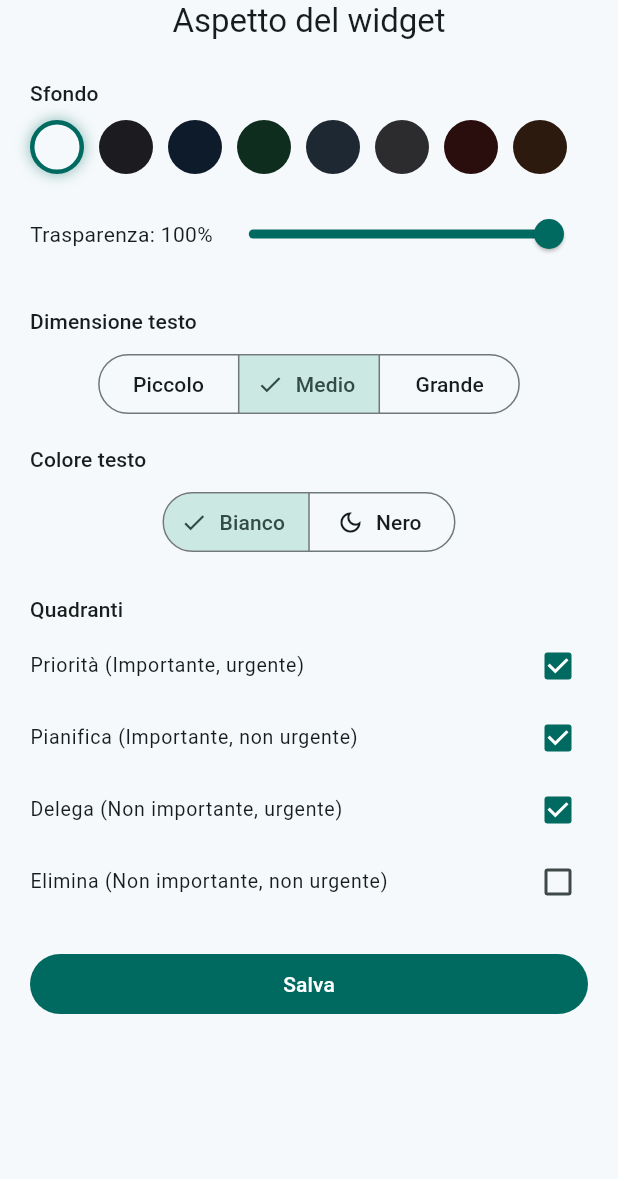
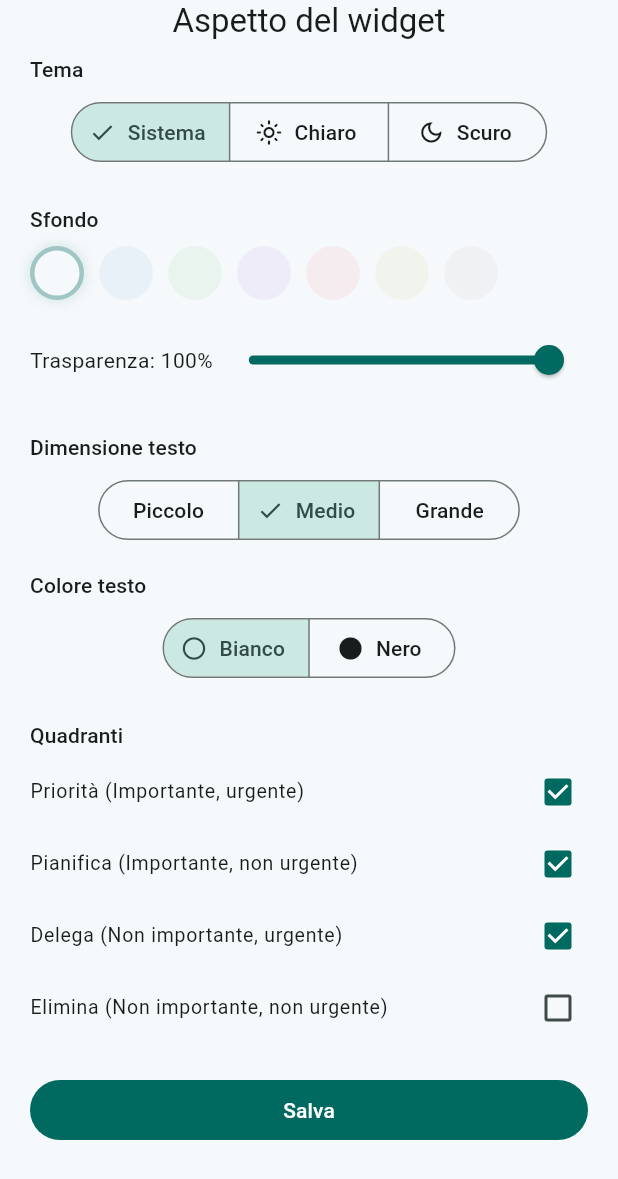
Before and after one commit to thomasborgogno/iketasks, a Flutter app: the _WidgetAppearanceSheet widget shown alone on an empty page, opened directly with empty values, on a phone screen of 412 x 824 dp. Shown: the top 1179 px of the screen. Run offline on Flutter 3.47's test engine with Material 3 defaults, Android fonts, the phone set to English and light mode, and no system bars; our stand-ins replace cloud_firestore, connectivity_plus, equatable, firebase_auth, firebase_core, flutter_bloc and 3 more; missing offline and left inert: googleapis, home_widget; accounts and stored records are empty.

Commit message:
Add theme mode support to widget appearance customization
Users can now choose between system, light, and dark themes for the home screen widget. This update includes theme-specific background presets, automatic text color adjustments based on the selected mode, and a simplified update mechanism that removes the redundant custom MethodChannel.

```diff
--- a/lib/features/widget/widget_appearance_service.dart
+++ b/lib/features/widget/widget_appearance_service.dart
@@ -1,4 +1,3 @@
-import 'package:flutter/services.dart';
 import 'package:home_widget/home_widget.dart';
 
 import 'widget_appearance_settings.dart';
@@ -6,7 +5,6 @@ import 'widget_appearance_settings.dart';
 class WidgetAppearanceService {
   static const _androidProvider = 'EisenhowerGlanceReceiver';
   static const _prefKey = 'widget_appearance';
-  static const _widgetChannel = MethodChannel('com.eisenhower.matrix/widget');
 
   WidgetAppearanceSettings _current = WidgetAppearanceSettings.defaults();
 
@@ -23,8 +21,5 @@ class WidgetAppearanceService {
     _current = settings;
     await HomeWidget.saveWidgetData<String>(_prefKey, settings.toJsonString());
     await HomeWidget.updateWidget(androidName: _androidProvider);
-    // Call updateAll directly via Kotlin — more reliable than the broadcast
-    // used by HomeWidget.updateWidget (which Android can throttle/coalesce).
-    await _widgetChannel.invokeMethod<void>('forceWidgetUpdate');
   }
 }
--- a/lib/features/widget/widget_appearance_settings.dart
+++ b/lib/features/widget/widget_appearance_settings.dart
@@ -4,6 +4,8 @@ import 'dart:ui';
 enum WidgetTextSize { small, medium, large }
 
 enum WidgetTextColor { white, black }
+
+enum WidgetThemeMode { system, light, dark }
 
 class WidgetAppearanceSettings {
   const WidgetAppearanceSettings({
@@ -12,6 +14,7 @@ class WidgetAppearanceSettings {
     required this.textSize,
     required this.visibleQuadrants,
     this.textColor = WidgetTextColor.white,
+    this.themeMode = WidgetThemeMode.system,
   });
 
   /// The RGB portion of the background color (alpha is controlled by [bgAlpha]).
@@ -28,12 +31,16 @@ class WidgetAppearanceSettings {
   /// Whether task text should be black (for light backgrounds) or white (for dark).
   final WidgetTextColor textColor;
 
+  /// Which theme to base colour presets and text-colour defaults on.
+  final WidgetThemeMode themeMode;
+
   factory WidgetAppearanceSettings.defaults() => const WidgetAppearanceSettings(
     bgColorValue: 0x1C1B1F,
     bgAlpha: 255,
     textSize: WidgetTextSize.medium,
     visibleQuadrants: {'q1', 'q2', 'q3'},
     textColor: WidgetTextColor.white,
+    themeMode: WidgetThemeMode.system,
   );
 
   /// The final ARGB color combining [bgColorValue] and [bgAlpha].
@@ -47,12 +54,14 @@ class WidgetAppearanceSettings {
     WidgetTextSize? textSize,
     Set<String>? visibleQuadrants,
     WidgetTextColor? textColor,
+    WidgetThemeMode? themeMode,
   }) => WidgetAppearanceSettings(
     bgColorValue: bgColorValue ?? this.bgColorValue,
     bgAlpha: bgAlpha ?? this.bgAlpha,
     textSize: textSize ?? this.textSize,
     visibleQuadrants: visibleQuadrants ?? this.visibleQuadrants,
     textColor: textColor ?? this.textColor,
+    themeMode: themeMode ?? this.themeMode,
   );
 
   Map<String, dynamic> toJson() => {
@@ -61,6 +70,7 @@ class WidgetAppearanceSettings {
     'text_size': textSize.name,
     'visible_quadrants': visibleQuadrants.toList(),
     'text_color': textColor.name,
+    'theme_mode': themeMode.name,
   };
 
   factory WidgetAppearanceSettings.fromJson(Map<String, dynamic> json) {
@@ -98,12 +108,19 @@ class WidgetAppearanceSettings {
         ? WidgetTextColor.black
         : WidgetTextColor.white;
 
+    final themeMode = switch (json['theme_mode'] as String?) {
+      'light' => WidgetThemeMode.light,
+      'dark' => WidgetThemeMode.dark,
+      _ => WidgetThemeMode.system,
+    };
+
     return WidgetAppearanceSettings(
       bgColorValue: bgColorValue,
       bgAlpha: bgAlpha,
       textSize: textSize,
       visibleQuadrants: visibleQuadrants,
       textColor: textColor,
+      themeMode: themeMode,
     );
   }
 
--- a/lib/features/widget/widget_appearance_sheet.dart
+++ b/lib/features/widget/widget_appearance_sheet.dart
@@ -17,15 +17,22 @@ class _WidgetAppearanceSheetState extends State<_WidgetAppearanceSheet> {
   late WidgetAppearanceSettings _settings;
   bool _themeDefaultApplied = false;
 
-  // Hand-curated dark/light presets (scaffold bg of current theme is prepended dynamically).
-  static const _bgPresets = <int>[
-    0x1C1B1F,
-    0x0D1B2A,
-    0x0F2D1F,
-    0x1E2832,
-    0x2C2C2E,
-    0x2A0D0D,
-    0x2D1A0E,
+  static const _bgPresetsDark = <int>[
+    0xFF1A2A3A, // Blu Navy
+    0xFF1B3329, // Verde Bosco
+    0xFF2E1A47, // Viola Navy
+    0xFF4A1F2D, // Borgogna
+    0xFF2D3018, // Verde Oliva
+    0xFF3C3C3C, // Grigio Antracite
+  ];
+
+  static const _bgPresetsLight = <int>[
+    0xFFD1E3F5, // Blu Cielo
+    0xFFD5EDDB, // Verde Menta
+    0xFFE1D5F5, // Lavanda
+    0xFFF5D5DC, // Rosa Antico
+    0xFFE9EDD5, // Lime Pallido
+    0xFFE5E5E5, // Grigio Perla
   ];
 
   static const _quadrantOrder = ['q1', 'q2', 'q3', 'q4'];
@@ -42,26 +49,61 @@ class _WidgetAppearanceSheetState extends State<_WidgetAppearanceSheet> {
     if (!_themeDefaultApplied) {
       _themeDefaultApplied = true;
       if (_settings.bgColorValue ==
-          WidgetAppearanceSettings.defaults().bgColorValue) {
-        final scaffoldColor = Theme.of(
-          context,
-        ).scaffoldBackgroundColor.toARGB32();
-        _settings = _settings.copyWith(bgColorValue: scaffoldColor);
+              WidgetAppearanceSettings.defaults().bgColorValue &&
+          _settings.themeMode == WidgetThemeMode.system) {
+        _settings = _settings.copyWith(
+          bgColorValue: _scaffoldBgForMode(WidgetThemeMode.system),
+        );
       }
     }
+  }
+
+  // ── Helpers ──────────────────────────────────────────────────────────────
+
+  /// Returns the scaffold bg ARGB int for [mode] (using live theme for system).
+  int _scaffoldBgForMode(WidgetThemeMode mode) {
+    switch (mode) {
+      case WidgetThemeMode.dark:
+        return 0xFF1C1B1F;
+      case WidgetThemeMode.light:
+        return 0xFFF6F9FB;
+      case WidgetThemeMode.system:
+        return Theme.of(context).scaffoldBackgroundColor.toARGB32();
+    }
+  }
+
+  bool _isDarkMode(WidgetThemeMode mode) {
+    if (mode == WidgetThemeMode.dark) return true;
+    if (mode == WidgetThemeMode.light) return false;
+    return MediaQuery.platformBrightnessOf(context) == Brightness.dark;
+  }
+
+  List<int> _presetsForMode(WidgetThemeMode mode) =>
+      _isDarkMode(mode) ? _bgPresetsDark : _bgPresetsLight;
+
+  WidgetTextColor _defaultTextColorForMode(WidgetThemeMode mode) =>
+      _isDarkMode(mode) ? WidgetTextColor.white : WidgetTextColor.black;
+
+  void _onThemeModeChanged(WidgetThemeMode newMode) {
+    final newBgColor = newMode == WidgetThemeMode.system
+        ? _scaffoldBgForMode(newMode)
+        : _settings.bgColorValue;
+    setState(() {
+      _settings = _settings.copyWith(
+        themeMode: newMode,
+        bgColorValue: newBgColor,
+        textColor: _defaultTextColorForMode(newMode),
+      );
+    });
   }
 
   Future<void> _save() async {
     await widget.service.save(_settings);
     if (!mounted) return;
     Navigator.of(context).pop();
-    ScaffoldMessenger.of(context).showSnackBar(
-      const SnackBar(
-        content: Text(
-          'Modifiche salvate, potrebbe essere necessario ricreare il widget per applicarle.',
-        ),
-      ),
-    );
+    ScaffoldMessenger.of(
+      context,
+    ).showSnackBar(const SnackBar(content: Text('Widget aggiornato.')));
   }
 
   @override
@@ -82,21 +124,55 @@ class _WidgetAppearanceSheetState extends State<_WidgetAppearanceSheet> {
                   style: Theme.of(context).textTheme.titleLarge,
                 ),
               ),
+              const SizedBox(height: 8),
+
+              // ── Tema ────────────────────────────────────────────────────
+              Text('Tema', style: Theme.of(context).textTheme.titleSmall),
+              const SizedBox(height: 8),
+              Center(
+                child: SegmentedButton<WidgetThemeMode>(
+                  segments: const [
+                    ButtonSegment(
+                      value: WidgetThemeMode.system,
+                      label: Text('Sistema'),
+                      icon: Icon(Icons.brightness_auto_outlined),
+                    ),
+                    ButtonSegment(
+                      value: WidgetThemeMode.light,
+                      label: Text('Chiaro'),
+                      icon: Icon(Icons.light_mode_outlined),
+                    ),
+                    ButtonSegment(
+                      value: WidgetThemeMode.dark,
+                      label: Text('Scuro'),
+                      icon: Icon(Icons.dark_mode_outlined),
+                    ),
+                  ],
+                  selected: {_settings.themeMode},
+                  onSelectionChanged: (s) => _onThemeModeChanged(s.first),
+                ),
+              ),
               const SizedBox(height: 24),
 
               // ── Sfondo ──────────────────────────────────────────────────
               Text('Sfondo', style: Theme.of(context).textTheme.titleSmall),
               const SizedBox(height: 8),
-              Wrap(
+              Opacity(
+                opacity: _settings.themeMode == WidgetThemeMode.system
+                    ? 0.35
+                    : 1.0,
+                child: IgnorePointer(
+                  ignoring: _settings.themeMode == WidgetThemeMode.system,
+                  child: Wrap(
                     spacing: 10,
                     runSpacing: 10,
                     children:
                         [
-                      // Scaffold background of current theme is always offered first.
-                      Theme.of(context).scaffoldBackgroundColor.toARGB32(),
-                      ..._bgPresets,
+                          _scaffoldBgForMode(_settings.themeMode),
+                          ..._presetsForMode(_settings.themeMode),
                         ].map((colorValue) {
-                      final isSelected = _settings.bgColorValue == colorValue;
+                          final isSelected =
+                              _settings.bgColorValue == colorValue;
                           return GestureDetector(
                             onTap: () => setState(
                               () => _settings = _settings.copyWith(
@@ -129,6 +205,8 @@ class _WidgetAppearanceSheetState extends State<_WidgetAppearanceSheet> {
                             ),
                           );
                         }).toList(),
+                  ),
+                ),
               ),
               const SizedBox(height: 16),
               Row(
@@ -188,16 +266,21 @@ class _WidgetAppearanceSheetState extends State<_WidgetAppearanceSheet> {
               const SizedBox(height: 8),
               Center(
                 child: SegmentedButton<WidgetTextColor>(
-                  segments: const [
+                  showSelectedIcon: false,
+                  segments: [
                     ButtonSegment(
                       value: WidgetTextColor.white,
-                      label: Text('Bianco'),
-                      icon: Icon(Icons.light_mode_outlined),
+                      label: const Text('Bianco'),
+                      icon: _isDarkMode(_settings.themeMode)
+                          ? const Icon(Icons.circle)
+                          : const Icon(Icons.circle_outlined),
                     ),
                     ButtonSegment(
                       value: WidgetTextColor.black,
-                      label: Text('Nero'),
-                      icon: Icon(Icons.dark_mode_outlined),
+                      label: const Text('Nero'),
+                      icon: _isDarkMode(_settings.themeMode)
+                          ? const Icon(Icons.circle_outlined)
+                          : const Icon(Icons.circle),
                     ),
                   ],
                   selected: {_settings.textColor},
```
Also changed, not shown: 2 other files. Lines whose indentation alone changed are shown as unchanged.
